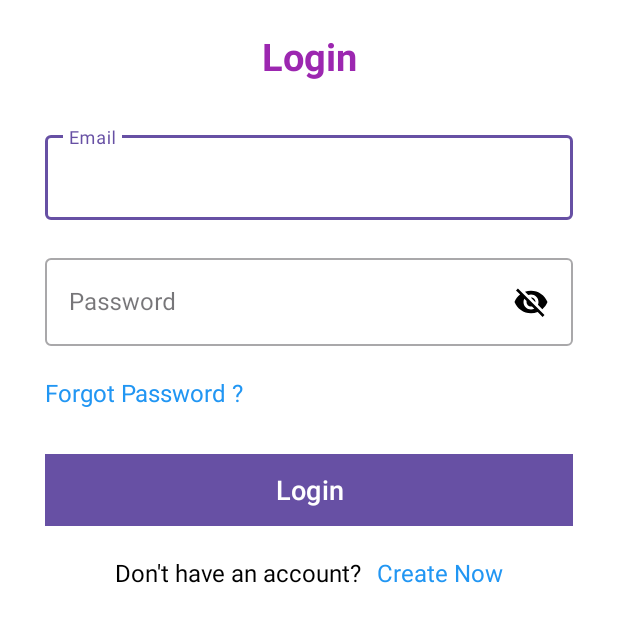
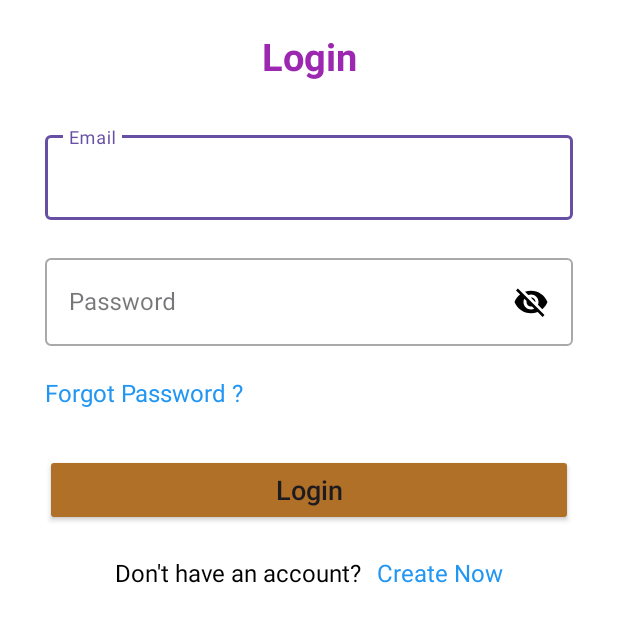
Before and after one commit to Eranda-Abewardhana/Food-Ordering-App, an Android app: the screen it shows after launch (LoginActivity), on a phone screen of 412 x 824 dp, the part 420-1062 px from its top. Run offline under Robolectric (Android 15) with nearby library versions, the phone set to English and light mode, and no system bars; our stand-ins replace Firebase (no records; nobody signed in at launch, a user with empty details on screens opened directly).

Commit message:
sharaf UI changes 1

```diff
--- a/app/src/main/AndroidManifest.xml
+++ b/app/src/main/AndroidManifest.xml
@@ -12,7 +12,7 @@
         android:label="@string/app_name"
         android:roundIcon="@mipmap/ic_launcher_round"
         android:supportsRtl="true"
-        android:theme="@style/Theme.Material3.Light"
+        android:theme="@style/Theme.WavesOfFood"
         tools:targetApi="31">
         <activity
             android:name=".SplashActivity"
@@ -40,7 +40,7 @@
             android:theme="@style/Theme.Material3.Light.NoActionBar"/>
         <activity
             android:name=".MainActivity"
-            android:exported="true"></activity>
+            android:exported="true" />
     </application>
 
 </manifest>
--- a/app/src/main/res/layout/activity_login.xml
+++ b/app/src/main/res/layout/activity_login.xml
@@ -85,20 +85,21 @@
         android:visibility="gone"
         />
 
-    <Button
+    <androidx.appcompat.widget.AppCompatButton
+        android:id="@+id/btn_login"
         android:layout_width="match_parent"
         android:layout_height="wrap_content"
-        android:id="@+id/btn_login"
+        android:layout_marginStart="30dp"
         android:layout_marginTop="30dp"
-        android:layout_marginStart="30dp"
         android:layout_marginEnd="30dp"
+        android:backgroundTint="#B07027"
+        android:elevation="@dimen/cardview_default_elevation"
+        android:padding="5dp"
         android:text="@string/login"
-        android:padding="5dp"
-        android:background="#9C27B0"
-        android:backgroundTint="#9C27B0"
-        android:textSize="18dp"
-        android:elevation="@dimen/cardview_default_elevation"
-        android:textAllCaps="false" />
+        android:textAllCaps="false"
+        android:textSize="18dp">
+
+    </androidx.appcompat.widget.AppCompatButton>
 
     <LinearLayout
         android:layout_width="match_parent"
--- a/app/src/main/res/values/themes.xml
+++ b/app/src/main/res/values/themes.xml
@@ -5,5 +5,9 @@
         <!-- <item name="colorPrimary">@color/my_light_primary</item> -->
     </style>
 
-    <style name="Theme.WavesOfFood" parent="Base.Theme.WavesOfFood" />
+    <style name="Theme.WavesOfFood" parent="Base.Theme.WavesOfFood" >
+        <item name="colorPrimaryVariant">@color/white</item>
+
+        <item name="android:statusBarColor" tools:targetApi="l">?attr/colorPrimaryVariant</item>
+    </style>
 </resources>
```
Also changed, not shown: app/src/main/res/layout/activity_password_reset.xml (+4 -4 lines), app/src/main/res/layout/activity_registration.xml (+5 -4 lines).
